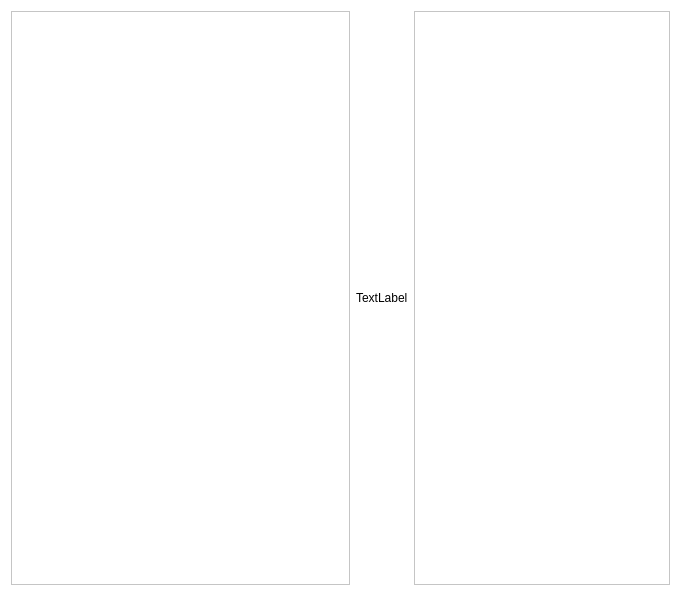
Qt form bec_widgets/line_plot.ui (bec-project/bec_widgets) before a commit.
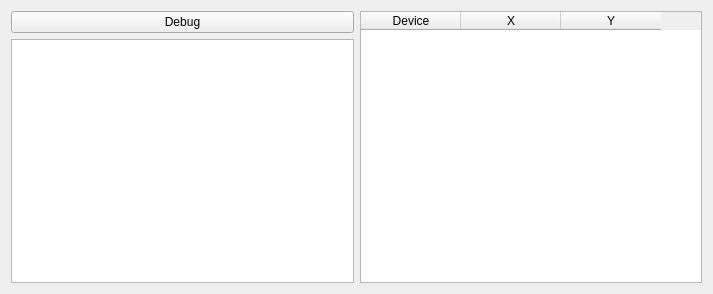
The same form after that commit. Custom widgets are drawn as their Qt base class.

Commit message: feat: cursor coordinate as a QTable * added debug button for testing * roi_signal emitted after roi selection * roi coordinates displayed in label over plot

What changed in the file:
```diff
--- a/bec_widgets/line_plot.ui
+++ b/bec_widgets/line_plot.ui
@@ -6,40 +6,50 @@
    <rect>
     <x>0</x>
     <y>0</y>
-    <width>681</width>
-    <height>596</height>
+    <width>713</width>
+    <height>294</height>
    </rect>
   </property>
   <property name="windowTitle">
    <string>Form</string>
   </property>
-  <property name="autoFillBackground">
-   <bool>false</bool>
-  </property>
-  <property name="styleSheet">
-   <string notr="true">background-color: rgb(255, 255, 255);
-border-color: rgb(166, 166, 166);</string>
-  </property>
-  <layout class="QHBoxLayout" name="layout_2" stretch="3,1,0">
+  <layout class="QHBoxLayout" name="horizontalLayout">
    <item>
-    <widget class="GraphicsLayoutWidget" name="glw"/>
+    <layout class="QVBoxLayout" name="verticalLayout">
+     <item>
+      <widget class="QPushButton" name="pushButton_debug">
+       <property name="text">
+        <string>Debug</string>
+       </property>
+      </widget>
+     </item>
+     <item>
+      <widget class="GraphicsLayoutWidget" name="glw"/>
+     </item>
+    </layout>
    </item>
    <item>
-    <widget class="QLabel" name="mouse_box_data">
-     <property name="sizePolicy">
-      <sizepolicy hsizetype="Fixed" vsizetype="Preferred">
-       <horstretch>0</horstretch>
-       <verstretch>0</verstretch>
-      </sizepolicy>
+    <widget class="QTableWidget" name="mouse_table">
+     <property name="textElideMode">
+      <enum>Qt::ElideMiddle</enum>
      </property>
-     <property name="text">
-      <string>TextLabel</string>
-     </property>
+     <column>
+      <property name="text">
+       <string>Device</string>
+      </property>
+     </column>
+     <column>
+      <property name="text">
+       <string>X</string>
+      </property>
+     </column>
+     <column>
+      <property name="text">
+       <string>Y</string>
+      </property>
+     </column>
     </widget>
    </item>
-   <item>
-    <widget class="QTableWidget" name="tableWidget"/>
-   </item>
   </layout>
  </widget>
  <customwidgets>
```
Left out of the diff: 6 changed lines with no effect on the pictures. The commit also changes 1 other file.
